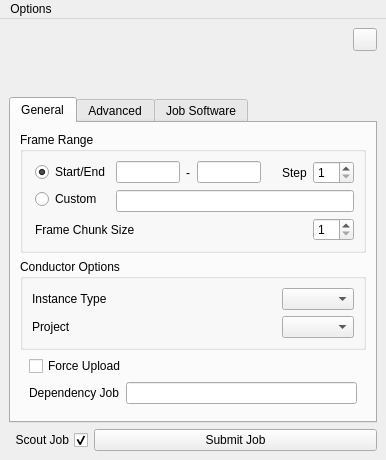
First picture: the form in conductor/resources/submitter.ui, repository AtomicConductor/conductor_client, before the edit.
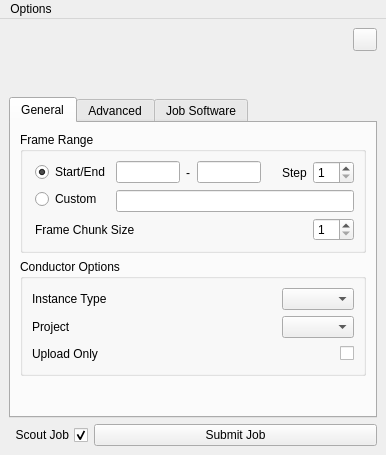
Second picture: the form after the edit. Icons and pictures are not drawn.

```diff
--- a/conductor/resources/submitter.ui
+++ b/conductor/resources/submitter.ui
@@ -490,10 +490,7 @@
           <property name="title">
            <string>Conductor Options</string>
           </property>
-          <layout class="QVBoxLayout" name="verticalLayout_20">
-           <property name="bottomMargin">
-            <number>9</number>
-           </property>
+          <layout class="QVBoxLayout" name="verticalLayout_7">
            <item>
             <widget class="QWidget" name="ui_instance_type_wgt" native="true">
              <property name="toolTip">
@@ -564,40 +561,47 @@
              </layout>
             </widget>
            </item>
-          </layout>
-         </widget>
-        </item>
-        <item>
-         <widget class="QWidget" name="ui_advanced_wgt" native="true">
-          <layout class="QVBoxLayout" name="verticalLayout_7">
-           <property name="topMargin">
-            <number>0</number>
-           </property>
-           <property name="bottomMargin">
-            <number>0</number>
-           </property>
            <item>
-            <widget class="QCheckBox" name="ui_force_upload_chkbx">
-             <property name="text">
-              <string>Force Upload</string>
+            <widget class="QWidget" name="ui_upload_only_wgt" native="true">
+             <property name="toolTip">
+              <string>Only upload dependencies. Don't submit render job</string>
              </property>
-            </widget>
-           </item>
-           <item>
-            <widget class="QWidget" name="widget_8" native="true">
-             <layout class="QHBoxLayout" name="horizontalLayout_6">
+             <layout class="QHBoxLayout" name="horizontalLayout_4">
+              <property name="spacing">
+               <number>6</number>
+              </property>
               <property name="margin">
                <number>0</number>
               </property>
               <item>
                <widget class="QLabel" name="label">
                 <property name="text">
-                 <string>Dependency Job</string>
+                 <string>Upload Only</string>
                 </property>
                </widget>
               </item>
               <item>
-               <widget class="QLineEdit" name="lineEdit"/>
+               <spacer name="horizontalSpacer_3">
+                <property name="orientation">
+                 <enum>Qt::Horizontal</enum>
+                </property>
+                <property name="sizeHint" stdset="0">
+                 <size>
+                  <width>40</width>
+                  <height>20</height>
+                 </size>
+                </property>
+               </spacer>
+              </item>
+              <item>
+               <widget class="QCheckBox" name="ui_upload_only_chkbx">
+                <property name="layoutDirection">
+                 <enum>Qt::RightToLeft</enum>
+                </property>
+                <property name="text">
+                 <string/>
+                </property>
+               </widget>
               </item>
              </layout>
             </widget>
```
Left out of the diff: 8 changed lines with no effect on the pictures.
